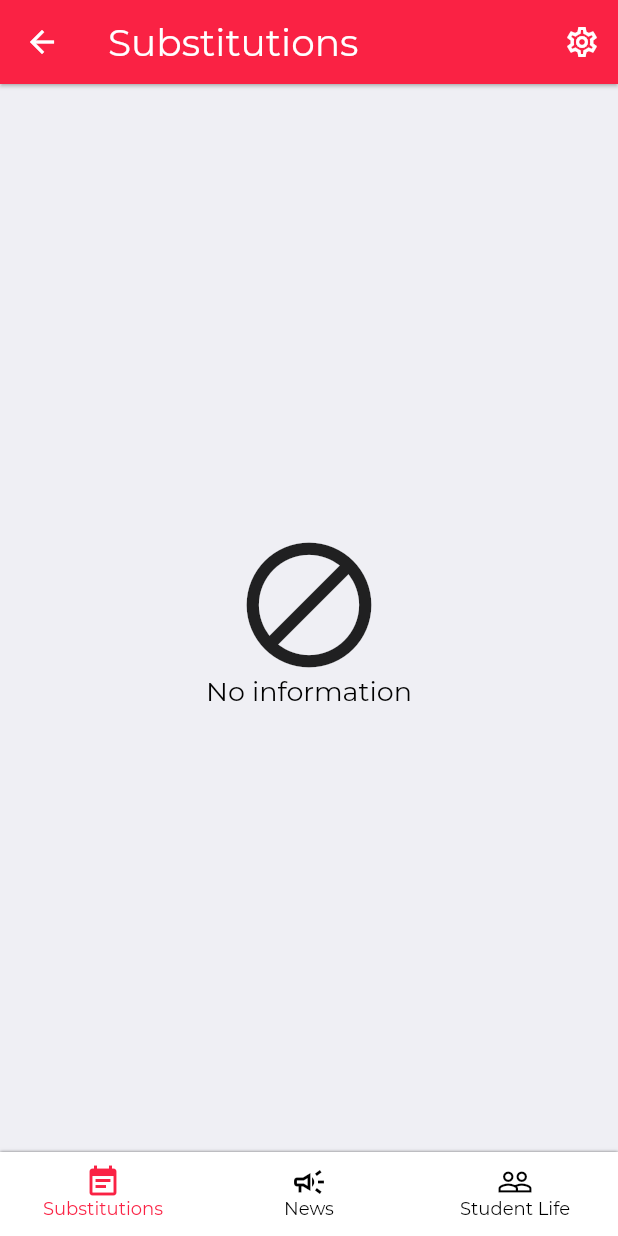
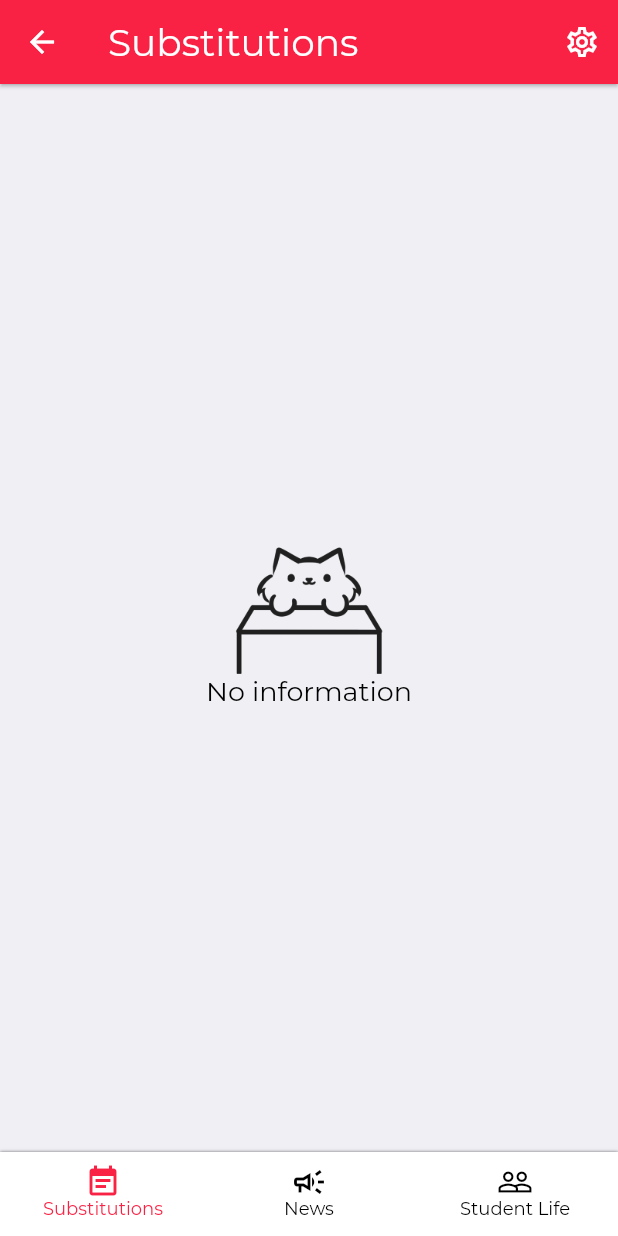
Before and after one commit to lukasengel/schueler_app, a Flutter app: the HomePage screen opened by its route, on a phone screen of 412 x 824 dp. Run offline on Flutter 3.47's test engine with Material 2 defaults, Android fonts, the phone set to English and light mode, and no system bars; our stand-ins replace cached_network_image, firebase_auth, firebase_core, firebase_database, flutter_easyrefresh, flutter_spinkit and 4 more; missing offline and left inert: marquee_text; accounts and stored records are empty; project files that could hold a hidden picture were left out.

Commit message:
New icon and fixes

```diff
--- a/lib/pages/login_page/login_page.dart
+++ b/lib/pages/login_page/login_page.dart
@@ -6,12 +6,10 @@ import 'package:get/get.dart';
 import './login_page_controller.dart';
 
 //TODO: Benachrichtigungen
-//TODO: iOS Splash Screen
 //TODO: Indexed Stack instead of GetBuilder
-//TODO: ZZZ-Icon
-//TODO: Login Page Logi
-//TODO: Broadcast Message
+//TODO: Login Page Logic
 //TODO: Android Cursor Size
+//TODO: Empty News Page
 
 class LoginPage extends StatelessWidget {
   static const route = "/login";
--- a/lib/pages/settings_page/settings_subpages/abbreviations_page/abbreviations_page_controller.dart
+++ b/lib/pages/settings_page/settings_subpages/abbreviations_page/abbreviations_page_controller.dart
@@ -24,10 +24,6 @@ class AbbreviationsPageController extends GetxController {
 
     if (trimmed.isEmpty) {
       list = [...webData.teachers];
-    } else if (trimmed == "opfer") {
-      list = webData.teachers
-          .where((element) => element.abbreviation == "fla")
-          .toList();
     } else {
       list = webData.teachers.where((element) {
         return element.abbreviation.toLowerCase().contains(trimmed) ||
--- a/lib/pages/settings_page/settings_subpages/personalizations_page/personalization_page.dart
+++ b/lib/pages/settings_page/settings_subpages/personalizations_page/personalization_page.dart
@@ -1,11 +1,11 @@
 import 'package:flutter/material.dart';
 import 'package:get/get.dart';
-import 'package:schueler_app/widgets/settings_ui/settings_info_box.dart';
 
 import './personalization_page_controller.dart';
 
 import '../../../../widgets/settings_ui/settings_switch_tile.dart';
 import '../../../../widgets/settings_ui/settings_text.dart';
+import '../../../../widgets//settings_ui/settings_info_box.dart';
 
 class PersonalizationPage extends StatelessWidget {
   static const route = "/settings/personalization";
--- a/lib/pages/tabs/news_tab/news_tab.dart
+++ b/lib/pages/tabs/news_tab/news_tab.dart
@@ -66,7 +66,10 @@ class NewsTab extends StatelessWidget {
                     mainAxisSize: MainAxisSize.min,
                     mainAxisAlignment: MainAxisAlignment.center,
                     children: [
-                      const Icon(Icons.update, size: 100),
+                      const ImageIcon(
+                        AssetImage("assets/images/lucky_cat.png"),
+                        size: 100,
+                      ),
                       Text("home/no_news".tr,
                           style: context.textTheme.bodyText1),
                       const SizedBox(height: 10),
--- a/lib/pages/tabs/substitution_tab/substitution_tab.dart
+++ b/lib/pages/tabs/substitution_tab/substitution_tab.dart
@@ -22,7 +22,10 @@ class SubstitutionTab extends StatelessWidget {
                   mainAxisSize: MainAxisSize.min,
                   mainAxisAlignment: MainAxisAlignment.center,
                   children: [
-                    const Icon(Icons.block, size: 100),
+                    const ImageIcon(
+                      AssetImage("assets/images/lucky_cat.png"),
+                      size: 100,
+                    ),
                     Text("home/no_information".tr),
                   ],
                 ),
--- a/lib/widgets/dynamic_dialogs.dart
+++ b/lib/widgets/dynamic_dialogs.dart
@@ -4,7 +4,8 @@ import 'package:flutter/material.dart';
 import 'package:flutter/cupertino.dart';
 
 import 'package:get/get.dart';
-import 'package:schueler_app/theme.dart' as theme;
+
+import '../theme.dart' as theme;
 
 ThemeData get _getTheme {
   return ThemeData(
--- a/lib/widgets/table_container/table_container.dart
+++ b/lib/widgets/table_container/table_container.dart
@@ -88,7 +88,10 @@ class TableContainer extends StatelessWidget {
           mainAxisSize: MainAxisSize.min,
           mainAxisAlignment: MainAxisAlignment.center,
           children: [
-            const Icon(Icons.update, size: 100),
+            const ImageIcon(
+              AssetImage("assets/images/lucky_cat.png"),
+              size: 100,
+            ),
             Text(
               DateFormat.yMMMMEEEEd(Get.locale.toString()).format(table.date),
               style: context.textTheme.headline4,
```
Also changed, not shown: assets/images/lucky_cat.png (added), 6 other files.
